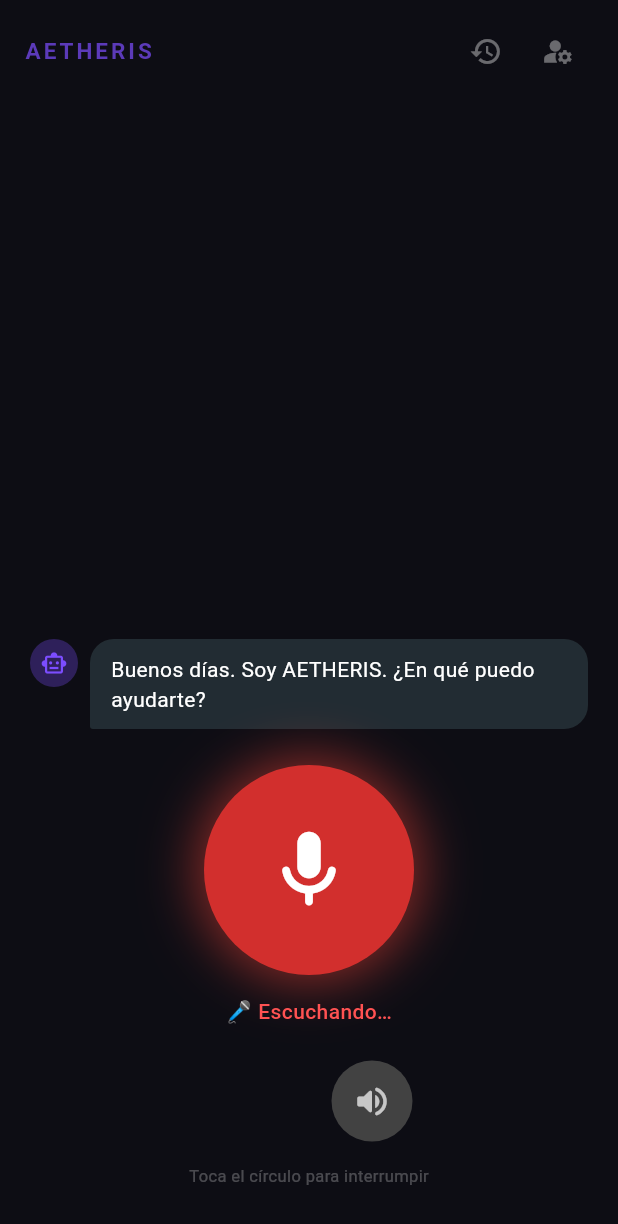
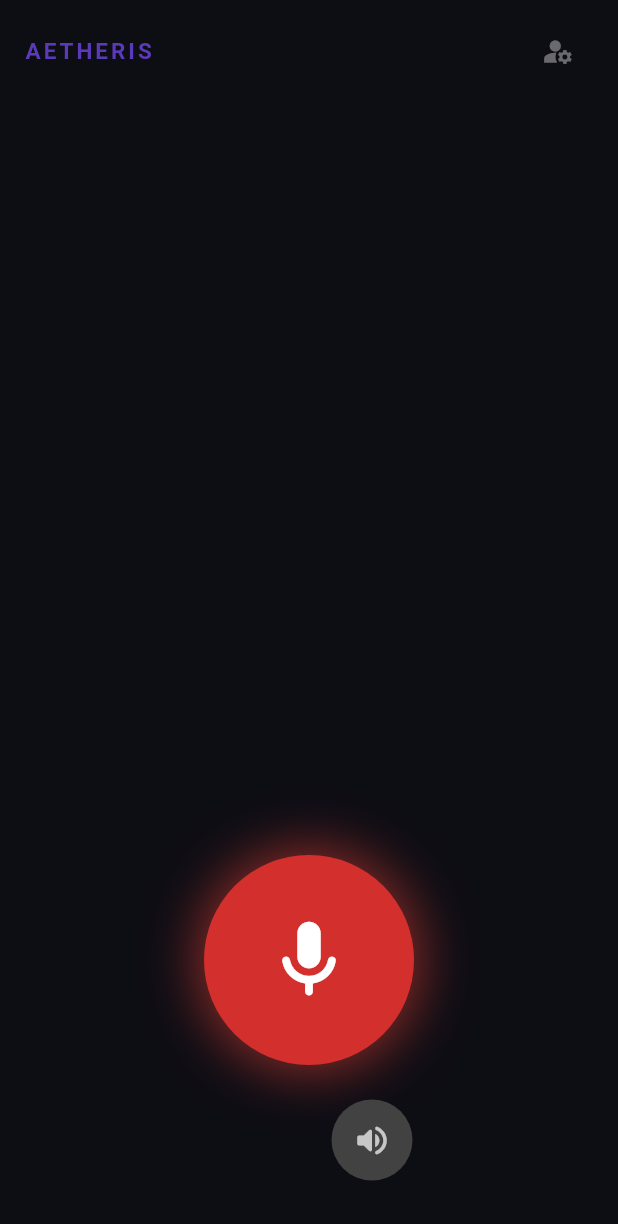
Before and after one commit to wadvance/Nexa, a Flutter app: the screen it shows after launch, after a tap on "INICIAR", on a phone screen of 412 x 824 dp. Shown: the top 1224 px of the screen. Run offline on Flutter 3.47's test engine with Material 3 defaults, Android fonts, the phone set to English and light mode, and no system bars; our stand-ins replace cloud_firestore, firebase_auth, firebase_core, flutter_blue_plus, flutter_dotenv, flutter_local_notifications and 5 more; missing offline and left inert: dart:js_interop; accounts and stored records are empty; network calls fail.

Commit message:
feat(ui): pantalla limpia sin texto de conversacion + respuesta mas rapida - Elimina los globos de conversacion (burbujas de texto) - Elimina el texto de estado debajo del orbe - Elimina el texto de ayuda - Elimina el boton de historial de la barra superior - Reduce el timer de estabilidad STT de 800ms a 400ms (responde mas rapido) - Elimina metodos _bubble() y _chip() no usados

```diff
--- a/lib/presentation/screens/home/home_screen.dart
+++ b/lib/presentation/screens/home/home_screen.dart
@@ -374,18 +374,7 @@ class _HomeScreenState extends State<HomeScreen>
                       color: Colors.white.withValues(alpha: 0.35),
                       fontSize: 12)),
               const SizedBox(height: 36),
-              Row(mainAxisAlignment: MainAxisAlignment.center, children: [
-                _chip(Icons.verified_user, 'Propietario', () {
-                  if (!mounted) return;
-                  Navigator.push(context, MaterialPageRoute(
-                      builder: (_) => const OwnerSetupScreen()));
-                }),
-                const SizedBox(width: 10),
-                _chip(Icons.history, 'Historial', () async {
-                  setState(() => _showHistory = true);
-                  await _cargarHistorial();
-                }),
-              ]),
+              // chips removed (propietario, historial)
             ],
           ),
         ),
@@ -411,14 +400,6 @@ class _HomeScreenState extends State<HomeScreen>
                       letterSpacing: 2)),
               Row(children: [
                 IconButton(
-                  icon: const Icon(Icons.history, color: Colors.white38, size: 22),
-                  tooltip: 'Historial',
-                  onPressed: () async {
-                    setState(() => _showHistory = true);
-                    await _cargarHistorial();
-                  },
-                ),
-                IconButton(
                   icon: const Icon(Icons.manage_accounts,
                       color: Colors.white38, size: 22),
                   tooltip: 'Propietario',
@@ -433,34 +414,7 @@ class _HomeScreenState extends State<HomeScreen>
           ),
         ),
 
-        // ── Globos de conversación ──────────────────────────────────────
-        Expanded(
-          child: Padding(
-            padding: const EdgeInsets.symmetric(horizontal: 20, vertical: 8),
-            child: Column(
-              mainAxisAlignment: MainAxisAlignment.end,
-              crossAxisAlignment: CrossAxisAlignment.stretch,
-              children: [
-                if (_lastUser.isNotEmpty)
-                  _bubble(
-                    text: _lastUser,
-                    isUser: true,
-                    icon: Icons.person_outline,
-                    color: Colors.deepPurple.shade800,
-                  ),
-                if (_lastUser.isNotEmpty) const SizedBox(height: 10),
-                if (_lastBot.isNotEmpty)
-                  _bubble(
-                    text: _lastBot,
-                    isUser: false,
-                    icon: Icons.smart_toy_outlined,
-                    color: Colors.blueGrey.shade900,
-                  ),
-                const SizedBox(height: 16),
-              ],
-            ),
-          ),
-        ),
+        const Spacer(),
 
         // ── Orb central + estado ────────────────────────────────────────
         // ValueListenableBuilder reconstruye SOLO este subtree cuando
@@ -536,21 +490,6 @@ class _HomeScreenState extends State<HomeScreen>
                   ),
                 ),
 
-                const SizedBox(height: 14),
-
-                // Estado de voz
-                Text(
-                  _statusText,
-                  style: TextStyle(
-                      color: speaking
-                          ? Colors.blueAccent
-                          : listening
-                              ? Colors.redAccent
-                              : Colors.white54,
-                      fontSize: 14,
-                      fontWeight: FontWeight.w500),
-                ),
-
                 const SizedBox(height: 18),
 
                 // ── CONTROLES ──────────────────────────────────────────
@@ -618,15 +557,6 @@ class _HomeScreenState extends State<HomeScreen>
                   ),
                 ]),
 
-                const SizedBox(height: 10),
-                Text(
-                  speaking
-                      ? 'Toca el círculo o el botón rojo para parar'
-                      : 'Toca el círculo para interrumpir',
-                  style: TextStyle(
-                      color: Colors.white.withValues(alpha: 0.25),
-                      fontSize: 11),
-                ),
               ]),
             );
           },
@@ -730,74 +660,5 @@ class _HomeScreenState extends State<HomeScreen>
 
   // ── Widgets auxiliares ────────────────────────────────────────────────────
 
-  Widget _bubble({
-    required String text,
-    required bool isUser,
-    required IconData icon,
-    required Color color,
-  }) {
-    return Row(
-      mainAxisAlignment:
-          isUser ? MainAxisAlignment.end : MainAxisAlignment.start,
-      crossAxisAlignment: CrossAxisAlignment.start,
-      children: [
-        if (!isUser) ...[
-          CircleAvatar(
-            radius: 16,
-            backgroundColor: Colors.deepPurpleAccent.withValues(alpha: 0.3),
-            child: const Icon(Icons.smart_toy_outlined,
-                color: Colors.deepPurpleAccent, size: 18),
-          ),
-          const SizedBox(width: 8),
-        ],
-        Flexible(
-          child: Container(
-            padding: const EdgeInsets.symmetric(horizontal: 14, vertical: 10),
-            decoration: BoxDecoration(
-              color: color.withValues(alpha: 0.85),
-              borderRadius: BorderRadius.only(
-                topLeft: const Radius.circular(16),
-                topRight: const Radius.circular(16),
-                bottomLeft: Radius.circular(isUser ? 16 : 2),
-                bottomRight: Radius.circular(isUser ? 2 : 16),
-              ),
-            ),
-            child: Text(text,
-                style: const TextStyle(
-                    color: Colors.white, fontSize: 14, height: 1.4)),
-          ),
-        ),
-        if (isUser) ...[
-          const SizedBox(width: 8),
-          CircleAvatar(
-            radius: 16,
-            backgroundColor: Colors.deepPurple.withValues(alpha: 0.4),
-            child: const Icon(Icons.person_outline,
-                color: Colors.white70, size: 18),
-          ),
-        ],
-      ],
-    );
-  }
-
-  Widget _chip(IconData icon, String label, VoidCallback onTap) {
-    return GestureDetector(
-      onTap: onTap,
-      child: Container(
-        padding: const EdgeInsets.symmetric(horizontal: 14, vertical: 8),
-        decoration: BoxDecoration(
-          color: Colors.deepPurple.shade900.withValues(alpha: 0.5),
-          borderRadius: BorderRadius.circular(20),
-          border: Border.all(
-              color: Colors.deepPurpleAccent.withValues(alpha: 0.3)),
-        ),
-        child: Row(mainAxisSize: MainAxisSize.min, children: [
-          Icon(icon, color: Colors.deepPurpleAccent, size: 16),
-          const SizedBox(width: 6),
-          Text(label,
-              style: const TextStyle(color: Colors.white70, fontSize: 12)),
-        ]),
-      ),
-    );
-  }
+  // (removed unused _bubble and _chip)
 }
--- a/lib/services/aetheris_voice.dart
+++ b/lib/services/aetheris_voice.dart
@@ -298,7 +298,7 @@ class _WebAetherisVoice extends AetherisVoice {
         AppLogger.info('WebSpeech: "$transcript"');
 
         _stabilityTimer?.cancel();
-        _stabilityTimer = Timer(const Duration(milliseconds: 800), () {
+        _stabilityTimer = Timer(const Duration(milliseconds: 400), () {
           if (_webNextResult != null) {
             _webNextResult!.complete(transcript);
             _webNextResult = null;
```
